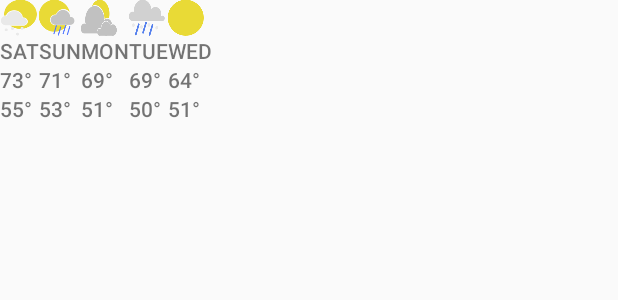
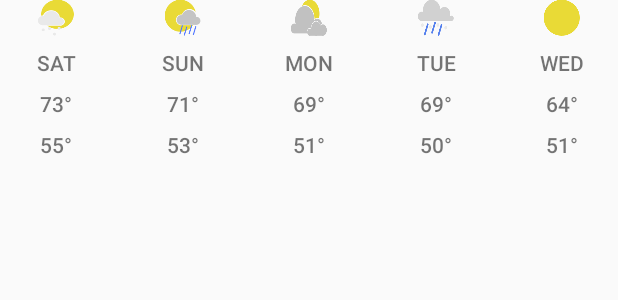
Before and after one commit to steve1rm/flighttrack, an Android app: the layout temperatures.xml on its own in the app's theme, with its tools: preview values and no code run, on a phone screen of 412 x 824 dp. Shown: the top 300 px of the screen. Run offline under Robolectric (Android 15) with nearby library versions, the phone set to English and light mode, and no system bars.

Commit message:
Added layout_columnWeight to all column and Space between rows

```diff
--- a/app/src/main/res/layout/temperatures.xml
+++ b/app/src/main/res/layout/temperatures.xml
@@ -4,105 +4,191 @@
     xmlns:app="http://schemas.android.com/apk/res-auto"
     android:layout_width="match_parent"
     android:layout_height="wrap_content"
-    app:columnCount="5"
-    app:rowCount="4">
+    app:columnCount="9"
+    app:rowCount="7">
 
     <!--First Row -->
     <ImageView
+        app:layout_columnWeight="1"
         app:layout_gravity="center"
+        app:layout_rowWeight="1"
         android:src="@drawable/chanceofsnow_24dp"
         android:scaleType="centerInside" />
 
+    <Space
+        android:layout_width="10dp"/>
+
     <ImageView
+        app:layout_columnWeight="1"
+        app:layout_gravity="center"
         android:src="@drawable/lightrain_24dp"
         android:scaleType="centerInside" />
 
+    <Space
+        android:layout_width="10dp"/>
+
     <ImageView
+        app:layout_columnWeight="1"
+        app:layout_gravity="center"
         android:src="@drawable/mostlycloudy_24dp"
         android:scaleType="centerInside"/>
 
+    <Space
+        android:layout_width="10dp"/>
+
     <ImageView
+        app:layout_columnWeight="1"
+        app:layout_gravity="center"
         android:src="@drawable/snowshowers_24dp"
         android:scaleType="centerInside"/>
 
+    <Space
+        android:layout_width="10dp"/>
+
     <ImageView
+        app:layout_columnWeight="1"
+        app:layout_gravity="center"
         android:src="@drawable/sunny_24dp"
         android:scaleType="centerInside"/>
 
     <!-- Second row -->
+    <Space
+        android:layout_height="8dp"
+        app:layout_columnSpan="9"/>
+
+
     <TextView
+        app:layout_gravity="center"
         android:text="SAT"
         android:textSize="14sp"
         android:fontFamily="sans-serif-medium"/>
 
+    <Space
+        android:layout_width="10dp"/>
+
     <TextView
+        app:layout_gravity="center"
         android:text="SUN"
         android:textSize="14sp"
         android:fontFamily="sans-serif-medium"/>
 
+    <Space
+        android:layout_width="10dp"/>
+
     <TextView
+        app:layout_gravity="center"
         android:text="MON"
         android:textSize="14sp"
         android:fontFamily="sans-serif-medium"/>
 
+    <Space
+        android:layout_width="10dp"/>
+
     <TextView
+        app:layout_gravity="center"
         android:text="TUE"
         android:textSize="14sp"
         android:fontFamily="sans-serif-medium"/>
 
+    <Space
+        android:layout_width="10dp"/>
+
     <TextView
+        app:layout_gravity="center"
         android:text="WED"
         android:textSize="14sp"
         android:fontFamily="sans-serif-medium"/>
 
     <!-- Third Row -->
+    <Space
+        android:layout_height="8dp"
+        app:layout_columnSpan="9"/>
+
     <TextView
+        app:layout_gravity="center"
         android:text="73\u00B0"
         android:textSize="14sp"
         android:fontFamily="sans-serif-medium"/>
 
+    <Space
+        android:layout_width="10dp"/>
+
     <TextView
+        app:layout_gravity="center"
         android:text="71\u00B0"
         android:textSize="14sp"
         android:fontFamily="sans-serif-medium"/>
 
+    <Space
+        android:layout_width="10dp"/>
+
     <TextView
+        app:layout_gravity="center"
         android:text="69\u00B0"
         android:textSize="14sp"
         android:fontFamily="sans-serif-medium"/>
 
+    <Space
+        android:layout_width="10dp"/>
+
     <TextView
+        app:layout_gravity="center"
         android:text="69\u00B0"
         android:textSize="14sp"
         android:fontFamily="sans-serif-medium"/>
 
+    <Space
+        android:layout_width="10dp"/>
+
     <TextView
+        app:layout_gravity="center"
         android:text="64\u00B0"
         android:textSize="14sp"
         android:fontFamily="sans-serif-medium"/>
 
     <!--Forth Row -->
+    <Space
+        android:layout_height="8dp"
+        app:layout_columnSpan="9"/>
+
     <TextView
+        app:layout_gravity="center"
         android:text="55\u00B0"
         android:textSize="14sp"
         android:fontFamily="sans-serif-medium"/>
 
+    <Space
+        android:layout_width="10dp"/>
+
     <TextView
+        app:layout_gravity="center"
         android:text="53\u00B0"
         android:textSize="14sp"
         android:fontFamily="sans-serif-medium"/>
 
+    <Space
+        android:layout_width="10dp"/>
+
     <TextView
+        app:layout_gravity="center"
         android:text="51\u00B0"
         android:textSize="14sp"
         android:fontFamily="sans-serif-medium"/>
 
+    <Space
+        android:layout_width="10dp"/>
+
     <TextView
+        app:layout_gravity="center"
         android:text="50\u00B0"
         android:textSize="14sp"
         android:fontFamily="sans-serif-medium"/>
 
+    <Space
+        android:layout_width="10dp"/>
+
     <TextView
+        app:layout_gravity="center"
         android:text="51\u00B0"
         android:textSize="14sp"
         android:fontFamily="sans-serif-medium"/>
```
Also changed, not shown: app/src/main/res/drawable-hdpi/partlysunny_48dp.png (added), app/src/main/res/drawable-mdpi/partlysunny_48dp.png (added), app/src/main/res/drawable-xhdpi/partlysunny_48dp.png (added), app/src/main/res/drawable-xxhdpi/partlysunny_48dp.png (added), app/src/main/res/drawable-xxxhdpi/partlysunny_48dp.png (added).
